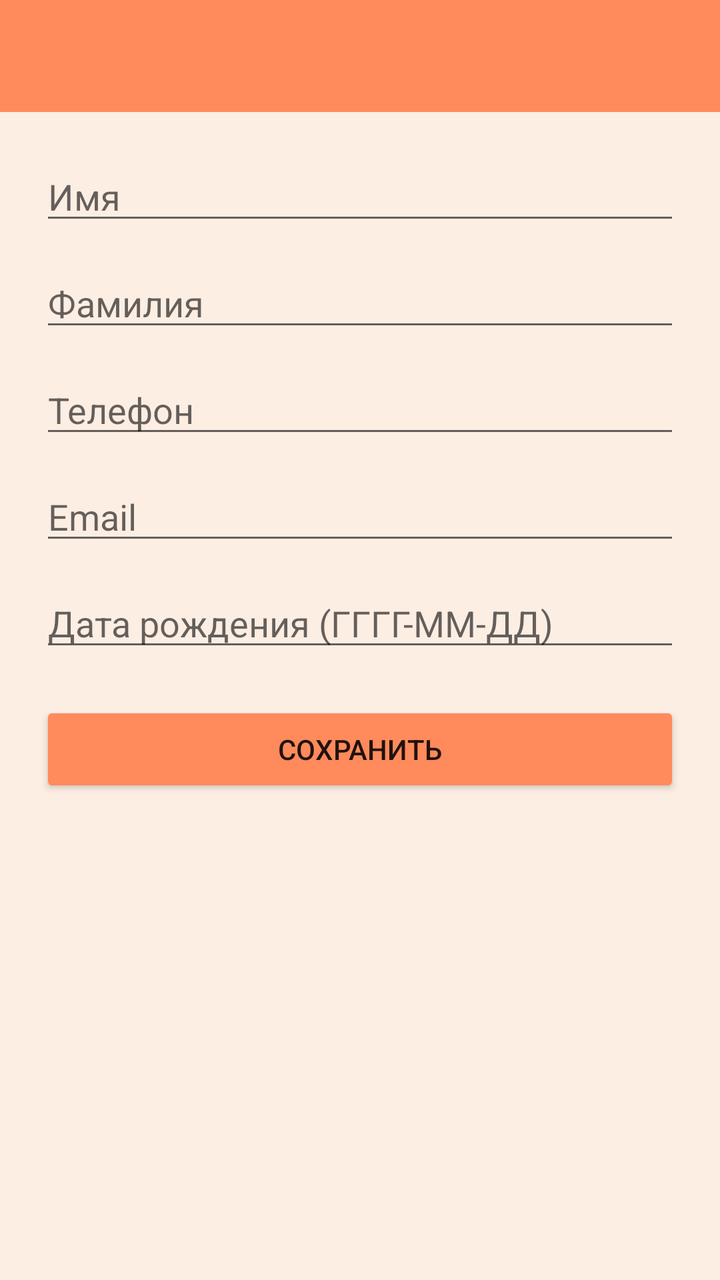
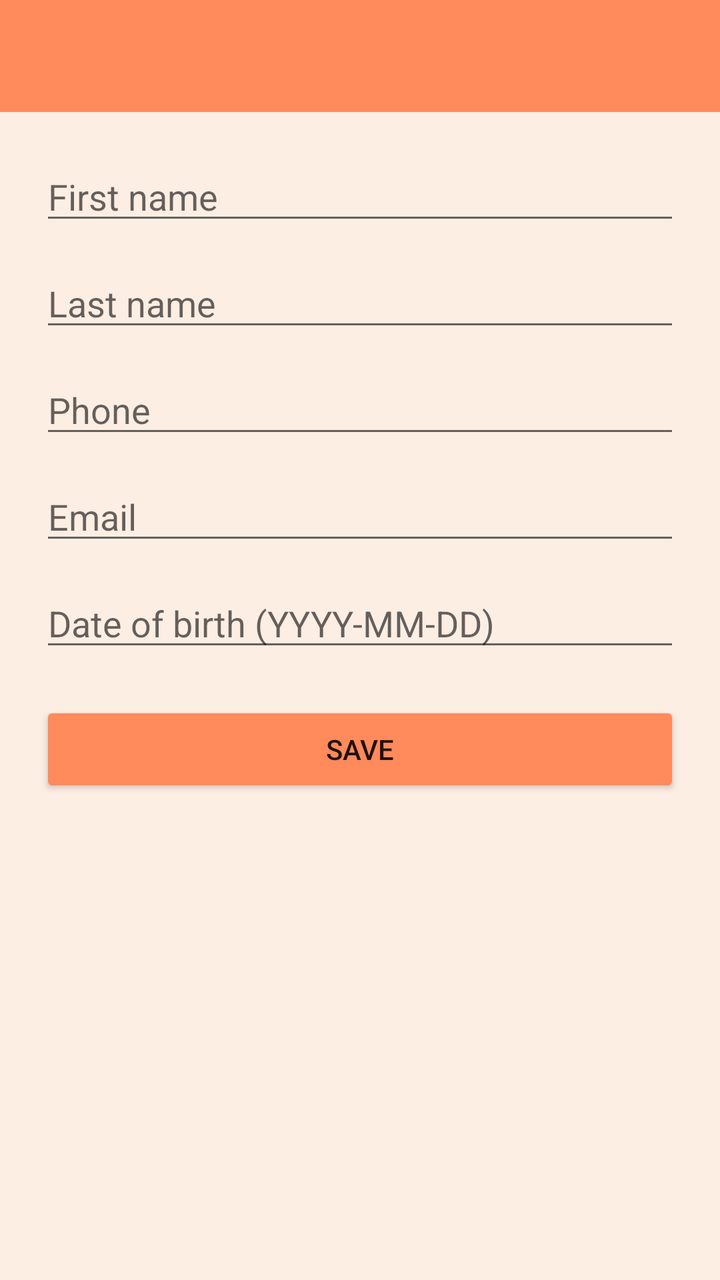

The first picture is an Android layout as it rendered before a commit; the second is the same layout after the commit. The layout source and the unified diff follow.
<!-- AndroidManifest.xml: application theme Theme.Ft_hangouts -->
<!-- res/layout/activity_add_edit_contact.xml -->
<?xml version="1.0" encoding="utf-8"?>
<LinearLayout xmlns:android="http://schemas.android.com/apk/res/android"
    xmlns:app="http://schemas.android.com/apk/res-auto"
    android:id="@+id/addEditRoot"
    android:layout_width="match_parent"
    android:layout_height="match_parent"
    android:orientation="vertical"
    android:background="@color/background">

    <androidx.appcompat.widget.Toolbar
        android:id="@+id/toolbar"
        android:layout_width="match_parent"
        android:layout_height="?attr/actionBarSize"
        android:background="@color/primary"
        app:titleTextColor="@android:color/white">

        <TextView
            android:id="@+id/toolbarTitle"
            android:layout_width="wrap_content"
            android:layout_height="wrap_content"
            android:layout_gravity="center"
            android:textColor="@android:color/white"
            android:textSize="20sp"
            android:textStyle="bold" />

    </androidx.appcompat.widget.Toolbar>

    <LinearLayout
        android:layout_width="match_parent"
        android:layout_height="wrap_content"
        android:orientation="vertical"
        android:padding="20dp">

        <EditText
            android:id="@+id/nameEditText"
            android:layout_width="match_parent"
            android:layout_height="wrap_content"
            android:hint="Имя"
            android:inputType="textPersonName"
            android:autofillHints="name" />


        <EditText
            android:id="@+id/surnameEditText"
            android:layout_width="match_parent"
            android:layout_height="wrap_content"
            android:layout_marginTop="12dp"
            android:hint="Фамилия"
            android:inputType="textPersonName" />

        <EditText
            android:id="@+id/phoneEditText"
            android:layout_width="match_parent"
            android:layout_height="wrap_content"
            android:layout_marginTop="12dp"
            android:hint="Телефон"
            android:inputType="phone"
            android:autofillHints="phone" />


        <EditText
            android:id="@+id/emailEditText"
            android:layout_width="match_parent"
            android:layout_height="wrap_content"
            android:layout_marginTop="12dp"
            android:hint="Email"
            android:inputType="textEmailAddress"
            android:autofillHints="emailAddress" />

        <EditText
            android:id="@+id/birthdayEditText"
            android:focusable="false"
            android:layout_width="match_parent"
            android:layout_height="wrap_content"
            android:layout_marginTop="12dp"
            android:hint="Дата рождения (ГГГГ-ММ-ДД)"
            android:inputType="date" />

        <Button
            android:id="@+id/saveButton"
            android:layout_width="match_parent"
            android:layout_height="wrap_content"
            android:layout_marginTop="20dp"
            android:text="Сохранить"
            android:backgroundTint="@color/primary" />

    </LinearLayout>

</LinearLayout>
<!-- resources referenced by this layout -->
<resources>
  <color name="background">#FDEEE4</color>
  <color name="primary">#FF8A5C</color>
  <style name="Theme.Ft_hangouts" parent="Base.Theme.Ft_hangouts" />
  <style name="Base.Theme.Ft_hangouts" parent="Theme.AppCompat.DayNight.NoActionBar">
          <item name="colorPrimary">@color/primary</item>
          <item name="colorPrimaryDark">@color/primary_dark</item>
          <item name="colorAccent">@color/accent</item>
          <item name="android:windowBackground">@color/background</item>
          <item name="android:statusBarColor">@color/primary_dark</item>
      </style>
  <color name="primary_dark">#E56A3D</color>
  <color name="accent">#FFB088</color>
</resources>

<!-- the commit's change to res/layout/activity_add_edit_contact.xml (unified diff, before → after) -->
@@ -35,17 +35,16 @@
             android:id="@+id/nameEditText"
             android:layout_width="match_parent"
             android:layout_height="wrap_content"
-            android:hint="Имя"
+            android:hint="@string/hint_name"
             android:inputType="textPersonName"
             android:autofillHints="name" />
-
 
         <EditText
             android:id="@+id/surnameEditText"
             android:layout_width="match_parent"
             android:layout_height="wrap_content"
             android:layout_marginTop="12dp"
-            android:hint="Фамилия"
+            android:hint="@string/hint_surname"
             android:inputType="textPersonName" />
 
         <EditText
@@ -53,17 +52,16 @@
             android:layout_width="match_parent"
             android:layout_height="wrap_content"
             android:layout_marginTop="12dp"
-            android:hint="Телефон"
+            android:hint="@string/hint_phone"
             android:inputType="phone"
             android:autofillHints="phone" />
-
 
         <EditText
             android:id="@+id/emailEditText"
             android:layout_width="match_parent"
             android:layout_height="wrap_content"
             android:layout_marginTop="12dp"
-            android:hint="Email"
+            android:hint="@string/hint_email"
             android:inputType="textEmailAddress"
             android:autofillHints="emailAddress" />
 
@@ -73,7 +71,7 @@
             android:layout_width="match_parent"
             android:layout_height="wrap_content"
             android:layout_marginTop="12dp"
-            android:hint="Дата рождения (ГГГГ-ММ-ДД)"
+            android:hint="@string/hint_birthday"
             android:inputType="date" />
 
         <Button
@@ -81,7 +79,7 @@
             android:layout_width="match_parent"
             android:layout_height="wrap_content"
             android:layout_marginTop="20dp"
-            android:text="Сохранить"
+            android:text="@string/btn_save"
             android:backgroundTint="@color/primary" />
 
     </LinearLayout>
<!-- resource entries referenced after the edit -->
@@ -2,6 +2,12 @@
 <resources>
   <color name="background">#FDEEE4</color>
   <color name="primary">#FF8A5C</color>
+  <string name="btn_save">Save</string>
+  <string name="hint_birthday">Date of birth (YYYY-MM-DD)</string>
+  <string name="hint_email">Email</string>
+  <string name="hint_name">First name</string>
+  <string name="hint_phone">Phone</string>
+  <string name="hint_surname">Last name</string>
   <style name="Theme.Ft_hangouts" parent="Base.Theme.Ft_hangouts" />
   <style name="Base.Theme.Ft_hangouts" parent="Theme.AppCompat.DayNight.NoActionBar">
           <item name="colorPrimary">@color/primary</item>
